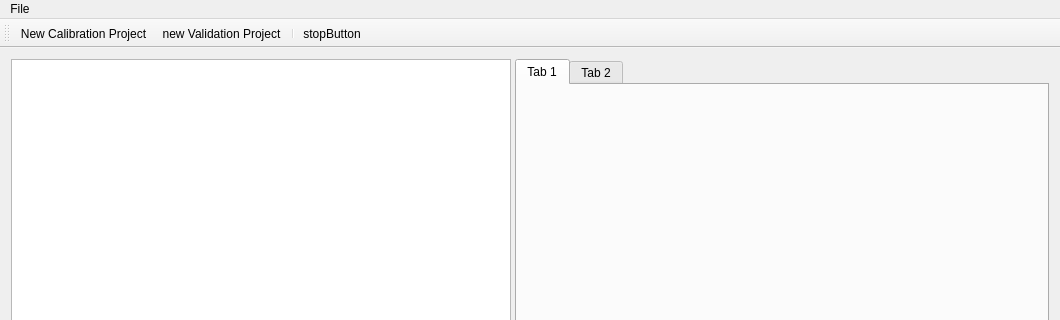
Old version of the form mainwindow.ui in the repository alessioderango/SAKe; both pictures show x 0 to 1060 and y 0 to 320 of the 1060 by 694 pixel window.
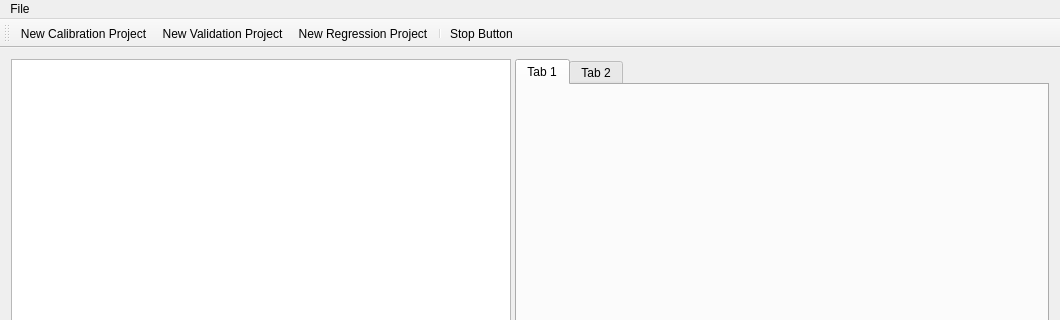
New version of the form. Icons and pictures are not drawn.

```diff
--- a/mainwindow.ui
+++ b/mainwindow.ui
@@ -90,6 +90,7 @@
    </attribute>
    <addaction name="newCalibrationProject"/>
    <addaction name="actionNewValidationProject"/>
+   <addaction name="actionNew_Regression_Project"/>
    <addaction name="separator"/>
    <addaction name="stopButton"/>
   </widget>
@@ -122,10 +123,7 @@
      <normaloff>:/img/red-stop-button-icon-17950.png</normaloff>:/img/red-stop-button-icon-17950.png</iconset>
    </property>
    <property name="text">
-    <string>stopButton</string>
-   </property>
-   <property name="shortcut">
-    <string>Ctrl+S</string>
+    <string>Stop Button</string>
    </property>
   </action>
   <action name="actionNewValidationProject">
@@ -134,7 +132,19 @@
      <normaloff>:/img/check.png</normaloff>:/img/check.png</iconset>
    </property>
    <property name="text">
-    <string>new Validation Project</string>
+    <string>New Validation Project</string>
+   </property>
+  </action>
+  <action name="actionNew_Regression_Project">
+   <property name="checkable">
+    <bool>true</bool>
+   </property>
+   <property name="icon">
+    <iconset resource="myresource.qrc">
+     <normaloff>:/img/regression.png</normaloff>:/img/regression.png</iconset>
+   </property>
+   <property name="text">
+    <string>New Regression Project</string>
    </property>
   </action>
  </widget>
```
Left out of the diff: 5 changed lines with no effect on the pictures.
